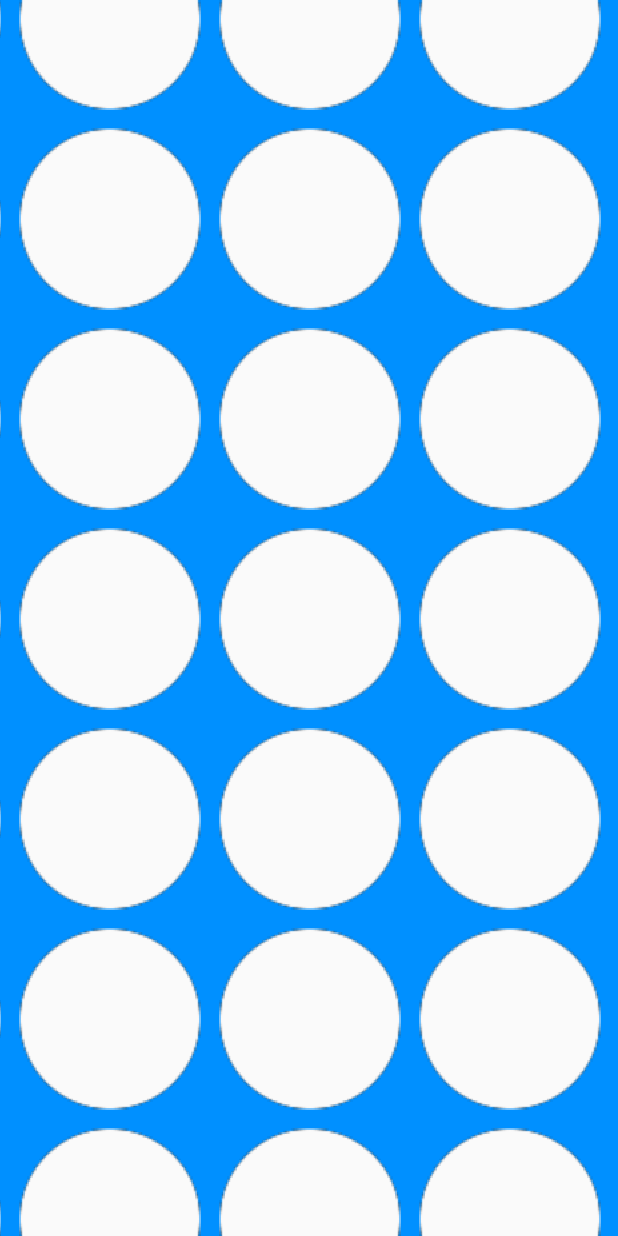
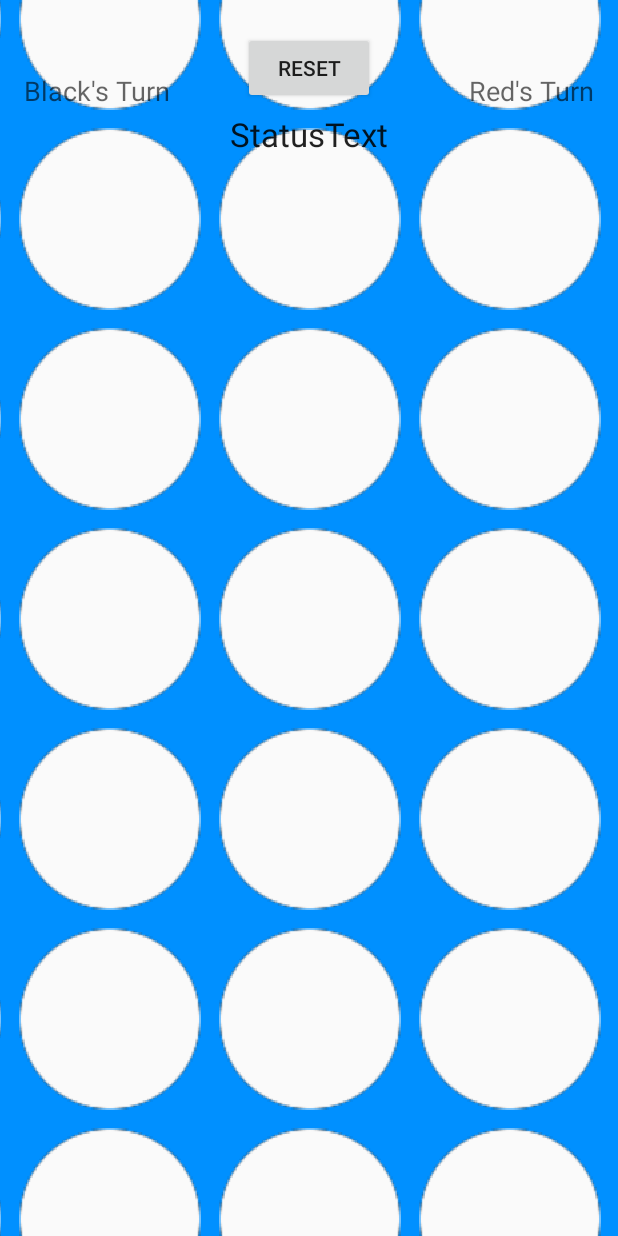
Before and after one commit to mvb0005/RevolvingFours, an Android app: the screen it shows after launch (MainActivity), on a phone screen of 412 x 824 dp. Run offline under Robolectric (Android 15) with nearby library versions, the phone set to English and light mode, and no system bars.

Commit message:
Create Basic Top fragment with on click method

```diff
--- a/app/src/main/java/edu/auburn/respectedprocess/revolvingfour/MainActivity.java
+++ b/app/src/main/java/edu/auburn/respectedprocess/revolvingfour/MainActivity.java
@@ -3,6 +3,7 @@ package edu.auburn.respectedprocess.revolvingfour;
 import android.animation.Animator;
 import android.animation.ObjectAnimator;
 import android.animation.ValueAnimator;
+import android.net.Uri;
 import android.support.v7.app.AppCompatActivity;
 import android.os.Bundle;
 import android.util.Log;
@@ -11,7 +12,7 @@ import android.view.View;
 
 import edu.auburn.respectedprocess.revolvingfour.views.GameBoardView;
 
-public class MainActivity extends AppCompatActivity {
+public class MainActivity extends AppCompatActivity implements TopFragment.OnFragmentInteractionListener{
 
     GameBoardView gameBoardView;
     @Override
@@ -33,4 +34,9 @@ public class MainActivity extends AppCompatActivity {
         }
         return super.onTouchEvent(event);
     }
+
+    @Override
+    public void reset() {
+        Log.d("test", "Reset Clicked");
+    }
 }
--- a/app/src/main/java/edu/auburn/respectedprocess/revolvingfour/TopFragment.java
+++ b/app/src/main/java/edu/auburn/respectedprocess/revolvingfour/TopFragment.java
@@ -4,18 +4,29 @@ import android.content.Context;
 import android.net.Uri;
 import android.os.Bundle;
 import android.app.Fragment;
+import android.util.Log;
 import android.view.LayoutInflater;
 import android.view.View;
 import android.view.ViewGroup;
+import android.widget.Button;
 
 public class TopFragment extends Fragment {
+
     private OnFragmentInteractionListener mListener;
+    private Button resetButton;
+
+    private View.OnClickListener resetListener = new View.OnClickListener() {
+        @Override
+        public void onClick(View view) {
+            mListener.reset();
+        }
+    };
 
     public TopFragment() {
         // Required empty public constructor
     }
 
-    public static TopFragment newInstance(String param1, String param2) {
+    public static TopFragment newInstance() {
         TopFragment fragment = new TopFragment();
         return fragment;
     }
@@ -28,8 +39,10 @@ public class TopFragment extends Fragment {
     @Override
     public View onCreateView(LayoutInflater inflater, ViewGroup container,
                              Bundle savedInstanceState) {
-        // Inflate the layout for this fragment
-        return inflater.inflate(R.layout.fragment_top, container, false);
+        View view = inflater.inflate(R.layout.fragment_top, container, false);
+        resetButton = view.findViewById(R.id.resetButton);
+        resetButton.setOnClickListener(resetListener);
+        return view;
     }
 
     @Override
@@ -60,7 +73,6 @@ public class TopFragment extends Fragment {
      * >Communicating with Other Fragments</a> for more information.
      */
     public interface OnFragmentInteractionListener {
-        // TODO: Update argument type and name
-        void onFragmentInteraction(Uri uri);
+        void reset();
     }
 }
--- a/app/src/main/res/layout/activity_main.xml
+++ b/app/src/main/res/layout/activity_main.xml
@@ -16,4 +16,16 @@
         app:layout_constraintStart_toStartOf="parent"
         app:layout_constraintTop_toTopOf="parent" />
 
+    <fragment
+        android:id="@+id/fragment"
+        android:name="edu.auburn.respectedprocess.revolvingfour.TopFragment"
+        android:layout_width="0dp"
+        android:layout_height="wrap_content"
+        android:layout_marginTop="16dp"
+        app:layout_constraintEnd_toEndOf="parent"
+        app:layout_constraintHorizontal_bias="0.5"
+        app:layout_constraintStart_toStartOf="parent"
+        app:layout_constraintTop_toTopOf="parent"
+        tools:layout="@layout/fragment_top" />
+
 </android.support.constraint.ConstraintLayout>
--- a/app/src/main/res/layout/fragment_top.xml
+++ b/app/src/main/res/layout/fragment_top.xml
@@ -1,13 +1,54 @@
-<FrameLayout xmlns:android="http://schemas.android.com/apk/res/android"
+<android.support.constraint.ConstraintLayout xmlns:android="http://schemas.android.com/apk/res/android"
+    xmlns:app="http://schemas.android.com/apk/res-auto"
     xmlns:tools="http://schemas.android.com/tools"
     android:layout_width="match_parent"
-    android:layout_height="match_parent"
+    android:layout_height="wrap_content"
     tools:context="edu.auburn.respectedprocess.revolvingfour.TopFragment">
 
     <!-- TODO: Update blank fragment layout -->
+
+    <Button
+        android:id="@+id/resetButton"
+        android:layout_width="wrap_content"
+        android:layout_height="wrap_content"
+        android:layout_marginTop="5dp"
+        android:text="Reset"
+        app:layout_constraintEnd_toEndOf="parent"
+        app:layout_constraintHorizontal_bias="0.5"
+        app:layout_constraintStart_toStartOf="parent"
+        app:layout_constraintTop_toTopOf="parent" />
+
     <TextView
-        android:layout_width="match_parent"
-        android:layout_height="match_parent"
-        android:text="@string/hello_blank_fragment" />
+        android:id="@+id/statusTextView"
+        android:layout_width="wrap_content"
+        android:layout_height="wrap_content"
+        android:layout_marginTop="5dp"
+        android:text="StatusText"
+        android:textAppearance="@style/TextAppearance.AppCompat.Large"
+        app:layout_constraintEnd_toEndOf="parent"
+        app:layout_constraintHorizontal_bias="0.5"
+        app:layout_constraintStart_toStartOf="parent"
+        app:layout_constraintTop_toBottomOf="@+id/resetButton" />
 
-</FrameLayout>
+    <TextView
+        android:id="@+id/player1TextView"
+        android:layout_width="wrap_content"
+        android:layout_height="wrap_content"
+        android:layout_marginStart="16dp"
+        android:text="Black's Turn"
+        android:textAppearance="@style/TextAppearance.AppCompat.Medium"
+        app:layout_constraintBottom_toBottomOf="parent"
+        app:layout_constraintStart_toStartOf="parent"
+        app:layout_constraintTop_toTopOf="parent" />
+
+    <TextView
+        android:id="@+id/player2TextView"
+        android:layout_width="wrap_content"
+        android:layout_height="wrap_content"
+        android:layout_marginEnd="16dp"
+        android:text="Red's Turn"
+        android:textAppearance="@style/TextAppearance.AppCompat.Medium"
+        app:layout_constraintBottom_toBottomOf="parent"
+        app:layout_constraintEnd_toEndOf="parent"
+        app:layout_constraintTop_toTopOf="parent" />
+</android.support.constraint.ConstraintLayout>
```
